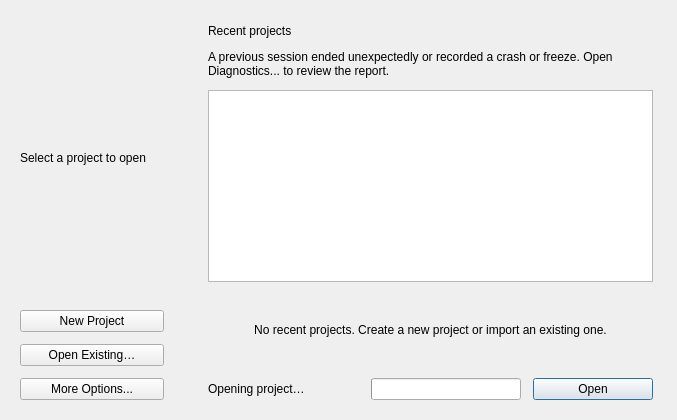
Before: the Qt Designer form src/MainWindow/ui/project_chooser.ui in eidora-desktop/EIDORA, drawn with Qt 5.
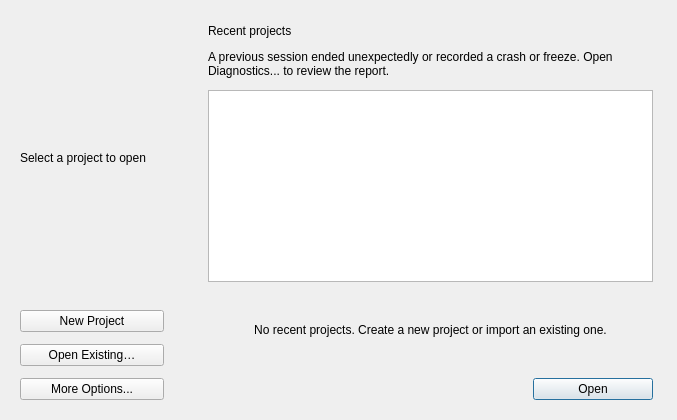
After: the same form once the commit is applied.

Commit message: Add settings, preset separation, and responsive project loading

What changed in the file:
```diff
--- a/src/MainWindow/ui/project_chooser.ui
+++ b/src/MainWindow/ui/project_chooser.ui
@@ -299,42 +299,10 @@
           <number>0</number>
          </property>
          <item>
-          <widget class="QLabel" name="label_opening_project">
-           <property name="sizePolicy">
-            <sizepolicy hsizetype="Expanding" vsizetype="Preferred">
-             <horstretch>0</horstretch>
-             <verstretch>0</verstretch>
-            </sizepolicy>
-           </property>
-           <property name="text">
-            <string>Opening project…</string>
-           </property>
-           <property name="textFormat">
-            <enum>Qt::TextFormat::PlainText</enum>
-           </property>
-          </widget>
-         </item>
-         <item>
-          <widget class="QProgressBar" name="progress_opening_project">
-           <property name="sizePolicy">
-            <sizepolicy hsizetype="Expanding" vsizetype="Fixed">
-             <horstretch>0</horstretch>
-             <verstretch>0</verstretch>
-            </sizepolicy>
-           </property>
-           <property name="accessibleName">
-            <string>Opening project</string>
-           </property>
-           <property name="maximum">
-            <number>100</number>
-           </property>
-           <property name="value">
-            <number>0</number>
-           </property>
-           <property name="textVisible">
-            <bool>false</bool>
-           </property>
-          </widget>
+          <spacer name="spacer_project_actions">
+           <property name="orientation"><enum>Qt::Horizontal</enum></property>
+           <property name="sizeHint" stdset="0"><size><width>40</width><height>20</height></size></property>
+          </spacer>
          </item>
          <item>
           <widget class="QPushButton" name="button_open_project">
```
The commit also changes 70 other files.
